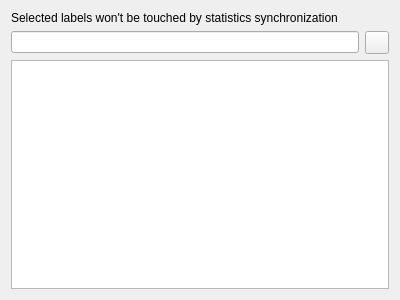
Old version of the form src/configdialog/dialogs/ExcludedLabelsDialog.ui in the repository KDE/amarok.
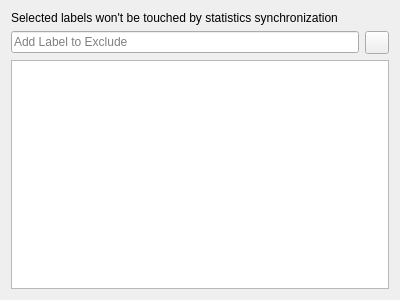
New version of the form. Icons and pictures are not drawn. Custom widgets are drawn as their Qt base class.

Patch:
```diff
--- a/src/configdialog/dialogs/ExcludedLabelsDialog.ui
+++ b/src/configdialog/dialogs/ExcludedLabelsDialog.ui
@@ -26,7 +26,7 @@
      <property name="trapEnterKeyEvent" stdset="0">
       <bool>true</bool>
      </property>
-     <property name="clickMessage">
+     <property name="placeholderText">
       <string>Add Label to Exclude</string>
      </property>
     </widget>
```
Left out of the diff: 6 changed lines with no effect on the pictures.
